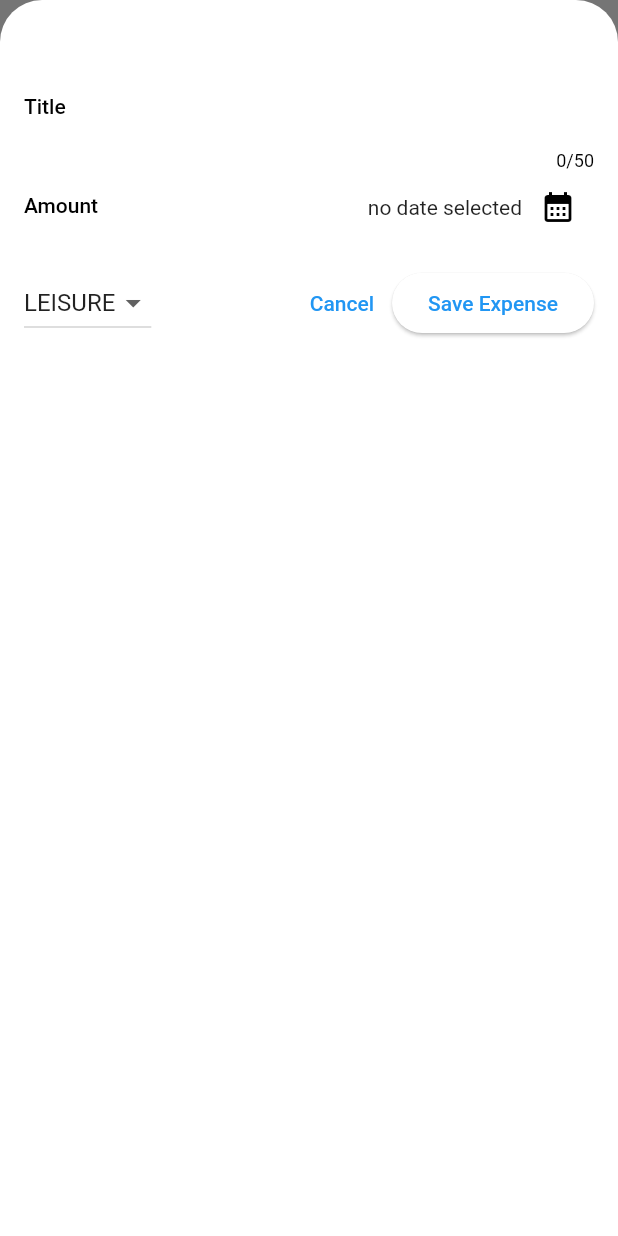
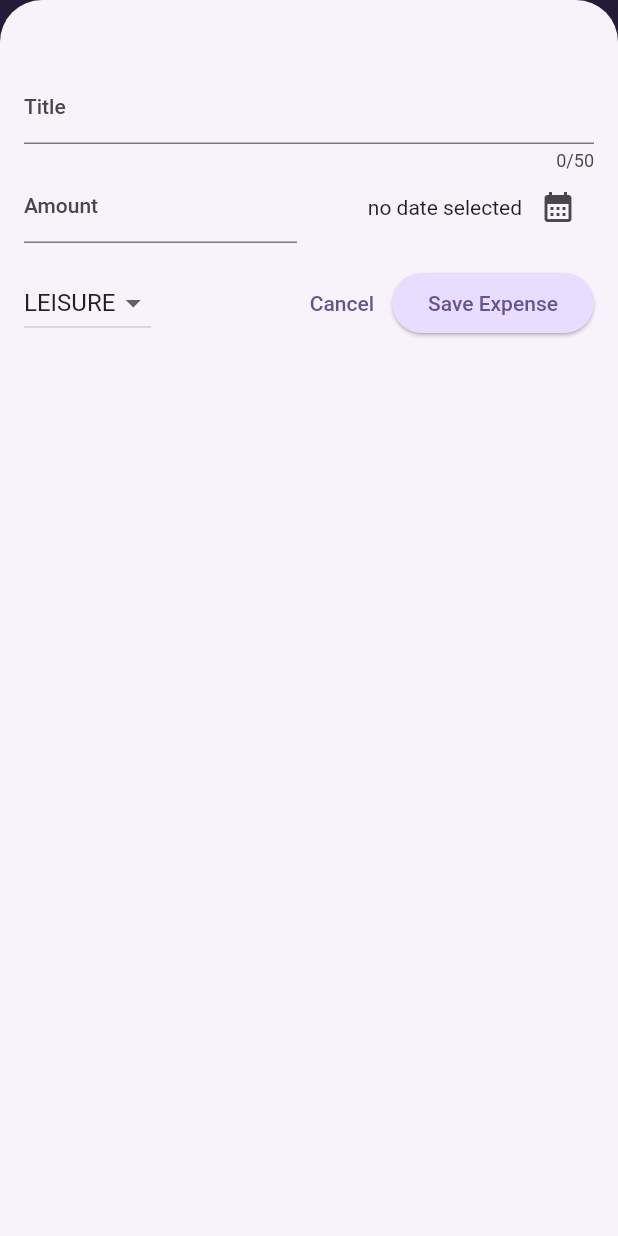
Before and after one commit to JayKim88/flutternDart-the-complete-guide-2023, a Flutter app: the screen it shows after launch, after a tap on the "add" icon, on a phone screen of 412 x 824 dp. Run offline on Flutter 3.47's test engine with Material 2 defaults, Android fonts, the phone set to English and light mode, and no system bars; our stand-ins replace google_fonts.

Commit message:
complete expense_tracker_app, -130

```diff
--- a/expense_tracker_app/lib/main.dart
+++ b/expense_tracker_app/lib/main.dart
@@ -2,13 +2,61 @@ import 'package:flutter/material.dart';
 
 import 'package:expense_tracker_app/widgets/expenses.dart';
 
+var kColorScheme = ColorScheme.fromSeed(
+  seedColor: const Color.fromARGB(255, 96, 58, 181),
+);
+
+var kDarkColorScheme = ColorScheme.fromSeed(
+  brightness: Brightness.dark,
+  seedColor: const Color.fromARGB(255, 5, 99, 125),
+);
+
 void main() {
   runApp(
     MaterialApp(
+      darkTheme: ThemeData.dark().copyWith(
+        useMaterial3: true,
+        colorScheme: kDarkColorScheme,
+        cardTheme: const CardTheme().copyWith(
+          color: kDarkColorScheme.secondaryContainer,
+          margin: const EdgeInsets.symmetric(
+            horizontal: 16,
+            vertical: 8,
+          ),
+        ),
+        elevatedButtonTheme: ElevatedButtonThemeData(
+          style: ElevatedButton.styleFrom(
+            backgroundColor: kDarkColorScheme.primaryContainer,
+            foregroundColor: kDarkColorScheme.onPrimaryContainer,
+          ),
+        ),
+      ),
       theme: ThemeData().copyWith(
-        useMaterial3: true,
-        scaffoldBackgroundColor: const Color.fromARGB(255, 255, 180, 175),
-      ),
+          useMaterial3: true,
+          colorScheme: kColorScheme,
+          appBarTheme: const AppBarTheme().copyWith(
+            backgroundColor: kColorScheme.onPrimaryContainer,
+            foregroundColor: kColorScheme.primaryContainer,
+          ),
+          cardTheme: const CardTheme().copyWith(
+            color: kColorScheme.secondaryContainer,
+            margin: const EdgeInsets.symmetric(
+              horizontal: 16,
+              vertical: 8,
+            ),
+          ),
+          elevatedButtonTheme: ElevatedButtonThemeData(
+              style: ElevatedButton.styleFrom(
+            backgroundColor: kColorScheme.primaryContainer,
+          )),
+          textTheme: ThemeData().textTheme.copyWith(
+                titleLarge: TextStyle(
+                  fontWeight: FontWeight.bold,
+                  color: kColorScheme.onSecondaryContainer,
+                  fontSize: 16,
+                ),
+              )),
+      themeMode: ThemeMode.system, // default
       home: const Expenses(),
     ),
   );
--- a/expense_tracker_app/lib/models/expense.dart
+++ b/expense_tracker_app/lib/models/expense.dart
@@ -33,3 +33,28 @@ class Expense {
     return formatter.format(date);
   }
 }
+
+class ExpenseBucket {
+  const ExpenseBucket({
+    required this.category,
+    required this.expenses,
+  });
+
+  ExpenseBucket.forCategory(List<Expense> allExpenses, this.category)
+      : expenses = allExpenses
+            .where((expense) => expense.category == category)
+            .toList();
+
+  final Category category;
+  final List<Expense> expenses;
+
+  double get totalExpenses {
+    double sum = 0;
+
+    for (final expense in expenses) {
+      sum += expense.amount;
+    }
+
+    return sum;
+  }
+}
--- /dev/null
+++ b/expense_tracker_app/lib/widgets/chart/chart.dart
@@ -0,0 +1,95 @@
+import 'package:flutter/material.dart';
+
+import 'package:expense_tracker_app/models/expense.dart';
+import 'package:expense_tracker_app/widgets/chart/chart_bar.dart';
+
+class Chart extends StatelessWidget {
+  const Chart({super.key, required this.expenses});
+
+  final List<Expense> expenses;
+
+  List<ExpenseBucket> get buckets {
+    return [
+      ExpenseBucket.forCategory(expenses, Category.food),
+      ExpenseBucket.forCategory(expenses, Category.leisure),
+      ExpenseBucket.forCategory(expenses, Category.travel),
+      ExpenseBucket.forCategory(expenses, Category.work),
+    ];
+  }
+
+  double get maxTotalExpense {
+    double maxTotalExpense = 0;
+
+    for (final bucket in buckets) {
+      if (bucket.totalExpenses > maxTotalExpense) {
+        maxTotalExpense = bucket.totalExpenses;
+      }
+    }
+
+    return maxTotalExpense;
+  }
+
+  @override
+  Widget build(BuildContext context) {
+    final isDarkMode =
+        MediaQuery.of(context).platformBrightness == Brightness.dark;
+    return Container(
+      margin: const EdgeInsets.all(16),
+      padding: const EdgeInsets.symmetric(
+        vertical: 16,
+        horizontal: 8,
+      ),
+      width: double.infinity,
+      height: 180,
+      decoration: BoxDecoration(
+        borderRadius: BorderRadius.circular(8),
+        gradient: LinearGradient(
+          colors: [
+            Theme.of(context).colorScheme.primary.withOpacity(0.3),
+            Theme.of(context).colorScheme.primary.withOpacity(0.0)
+          ],
+          begin: Alignment.bottomCenter,
+          end: Alignment.topCenter,
+        ),
+      ),
+      child: Column(
+        children: [
+          Expanded(
+            child: Row(
+              crossAxisAlignment: CrossAxisAlignment.end,
+              children: [
+                for (final bucket in buckets) // alternative to map()
+                  ChartBar(
+                    fill: bucket.totalExpenses == 0
+                        ? 0
+                        : bucket.totalExpenses / maxTotalExpense,
+                  )
+              ],
+            ),
+          ),
+          const SizedBox(height: 12),
+          Row(
+            children: buckets
+                .map(
+                  (bucket) => Expanded(
+                    child: Padding(
+                      padding: const EdgeInsets.symmetric(horizontal: 4),
+                      child: Icon(
+                        categoryIcons[bucket.category],
+                        color: isDarkMode
+                            ? Theme.of(context).colorScheme.secondary
+                            : Theme.of(context)
+                                .colorScheme
+                                .primary
+                                .withOpacity(0.7),
+                      ),
+                    ),
+                  ),
+                )
+                .toList(),
+          )
+        ],
+      ),
+    );
+  }
+}
--- /dev/null
+++ b/expense_tracker_app/lib/widgets/chart/chart_bar.dart
@@ -0,0 +1,34 @@
+import 'package:flutter/material.dart';
+
+class ChartBar extends StatelessWidget {
+  const ChartBar({
+    super.key,
+    required this.fill,
+  });
+
+  final double fill;
+
+  @override
+  Widget build(BuildContext context) {
+    final isDarkMode =
+        MediaQuery.of(context).platformBrightness == Brightness.dark;
+    return Expanded(
+      child: Padding(
+        padding: const EdgeInsets.symmetric(horizontal: 4),
+        child: FractionallySizedBox(
+          heightFactor: fill,
+          child: DecoratedBox(
+            decoration: BoxDecoration(
+              shape: BoxShape.rectangle,
+              borderRadius:
+                  const BorderRadius.vertical(top: Radius.circular(8)),
+              color: isDarkMode
+                  ? Theme.of(context).colorScheme.secondary
+                  : Theme.of(context).colorScheme.primary.withOpacity(0.65),
+            ),
+          ),
+        ),
+      ),
+    );
+  }
+}
--- a/expense_tracker_app/lib/widgets/expenses.dart
+++ b/expense_tracker_app/lib/widgets/expenses.dart
@@ -1,3 +1,4 @@
+import 'package:expense_tracker_app/widgets/chart/chart.dart';
 import 'package:expense_tracker_app/widgets/expenses_list/expenses_list.dart';
 import 'package:expense_tracker_app/models/expense.dart';
 import 'package:expense_tracker_app/widgets/new_expense.dart';
@@ -89,7 +90,7 @@ class _ExpensesState extends State<Expenses> {
           ]),
       body: Column(
         children: [
-          const Text('The chart'),
+          Chart(expenses: _registeredExpenses),
           Expanded(
             child: mainContent,
           ),
--- a/expense_tracker_app/lib/widgets/expenses_list/expense_item.dart
+++ b/expense_tracker_app/lib/widgets/expenses_list/expense_item.dart
@@ -15,8 +15,12 @@ class ExpenseItem extends StatelessWidget {
           vertical: 16,
         ),
         child: Column(
+          crossAxisAlignment: CrossAxisAlignment.start,
           children: [
-            Text(expense.title),
+            Text(
+              expense.title,
+              style: Theme.of(context).textTheme.titleLarge,
+            ),
             const SizedBox(
               height: 4,
             ),
--- a/expense_tracker_app/lib/widgets/expenses_list/expenses_list.dart
+++ b/expense_tracker_app/lib/widgets/expenses_list/expenses_list.dart
@@ -19,6 +19,11 @@ class ExpensesList extends StatelessWidget {
       itemCount: expenses.length,
       itemBuilder: (ctx, index) => Dismissible(
         key: ValueKey(expenses[index]),
+        background: Container(
+          color: Theme.of(context).colorScheme.error.withOpacity(0.75),
+          margin: EdgeInsets.symmetric(
+              horizontal: Theme.of(context).cardTheme.margin!.horizontal),
+        ),
         onDismissed: (direction) => onRemoveExpense(
           expenses[index],
         ),
```
